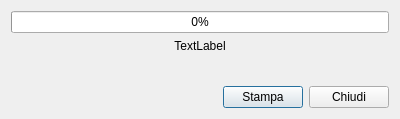
This is moduleMagazzino/printreport.ui in kvsd/Gestionale as Qt 5 draws it before an edit. The edited form follows.
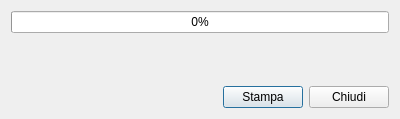
This is the edited form.

Commit message:
Aggiunti avvisi per informare l'utente
Ora viene specificato sotto la progressbar lo stato della
stampa.

```diff
--- a/moduleMagazzino/printreport.ui
+++ b/moduleMagazzino/printreport.ui
@@ -24,7 +24,7 @@
    <item>
     <widget class="QLabel" name="label">
      <property name="text">
-      <string>TextLabel</string>
+      <string/>
      </property>
      <property name="alignment">
       <set>Qt::AlignCenter</set>
```
Left out of the diff: 2 changed lines with no effect on the pictures. The commit also changes 2 other files.
